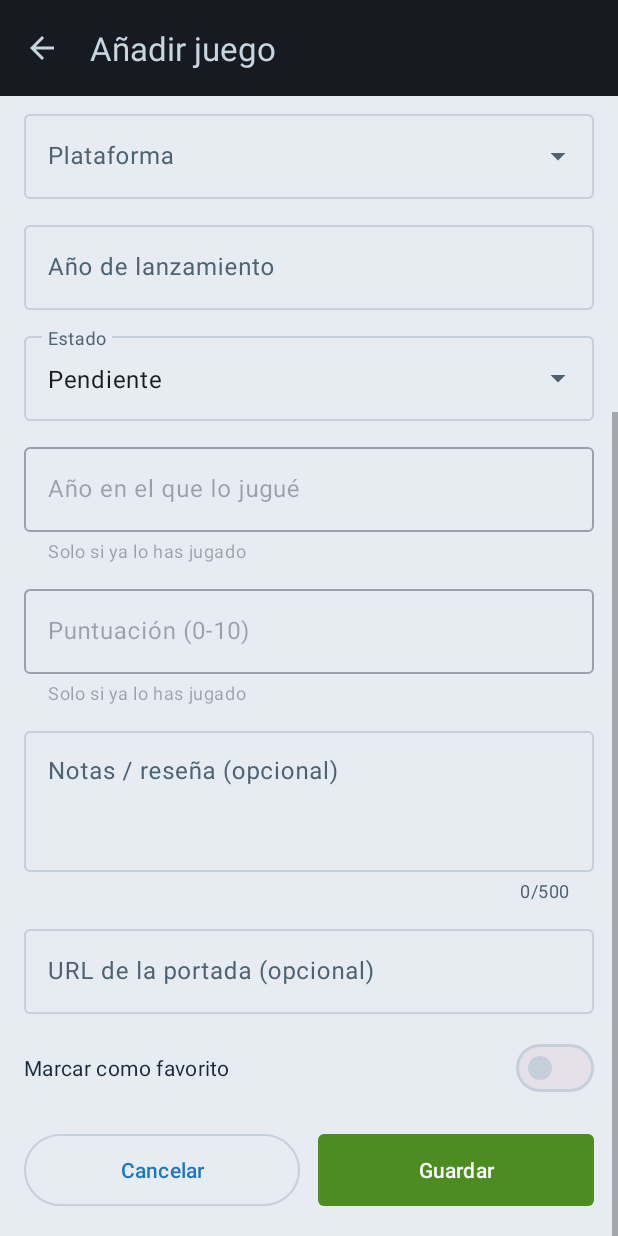
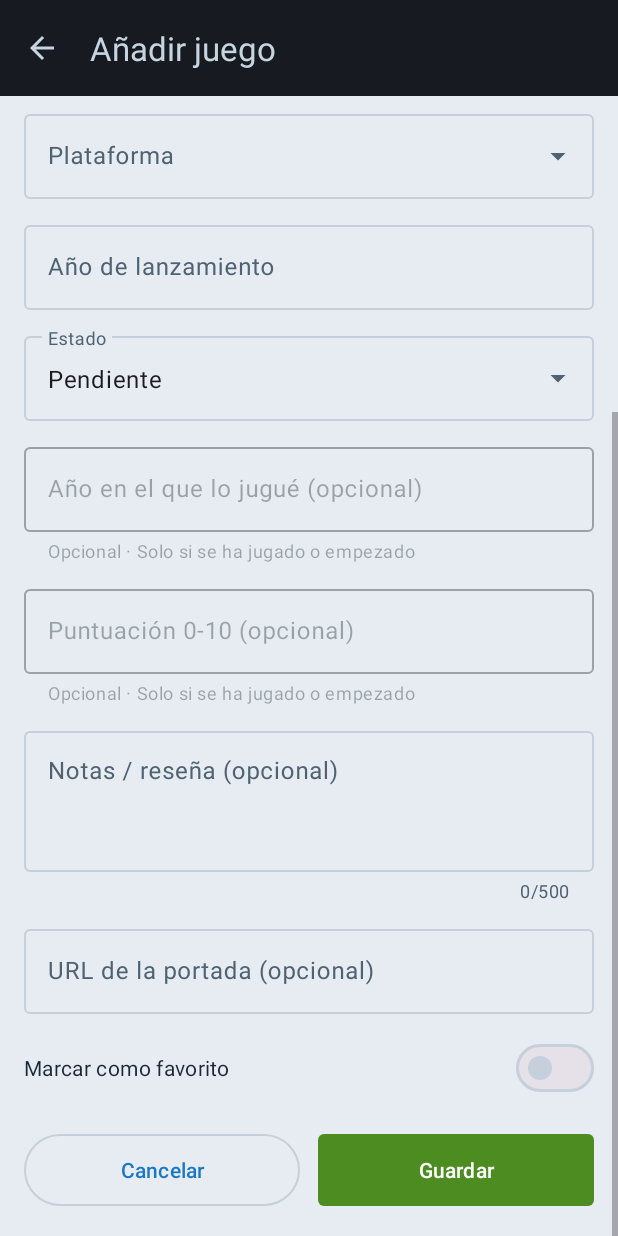
Before and after one commit to Chepelayo/GameVault, an Android app: the GameFormActivity screen opened directly, with no data from a screen before it, scrolled down 291 dp, on a phone screen of 412 x 824 dp. Run offline under Robolectric (Android 15) with nearby library versions, the phone set to English and light mode, and no system bars; our stand-ins replace Firebase (no records; nobody signed in at launch, a user with empty details on screens opened directly); pictures from the network do not load.

Commit message:
Made it so that even if you played a game, it is optional to leave a review score and the year that you played it.

```diff
--- a/app/src/main/res/values/strings.xml
+++ b/app/src/main/res/values/strings.xml
@@ -79,9 +79,9 @@
     <string name="hint_platform">Plataforma</string>
     <string name="hint_release_year">Año de lanzamiento</string>
     <string name="hint_status">Estado</string>
-    <string name="hint_played_year">Año en el que lo jugué</string>
-    <string name="hint_score">Puntuación (0-10)</string>
-    <string name="helper_only_played">Solo si ya lo has jugado</string>
+    <string name="hint_played_year">Año en el que lo jugué (opcional)</string>
+    <string name="hint_score">Puntuación 0-10 (opcional)</string>
+    <string name="helper_only_played">Opcional · Solo si se ha jugado o empezado</string>
     <string name="hint_notes">Notas / reseña (opcional)</string>
     <string name="hint_cover">URL de la portada (opcional)</string>
     <string name="form_favorite">Marcar como favorito</string>
```
Also changed, not shown: app/src/main/java/com/chepelayo/thelastone/ui/GameFormActivity.java (+14 -7 lines).
